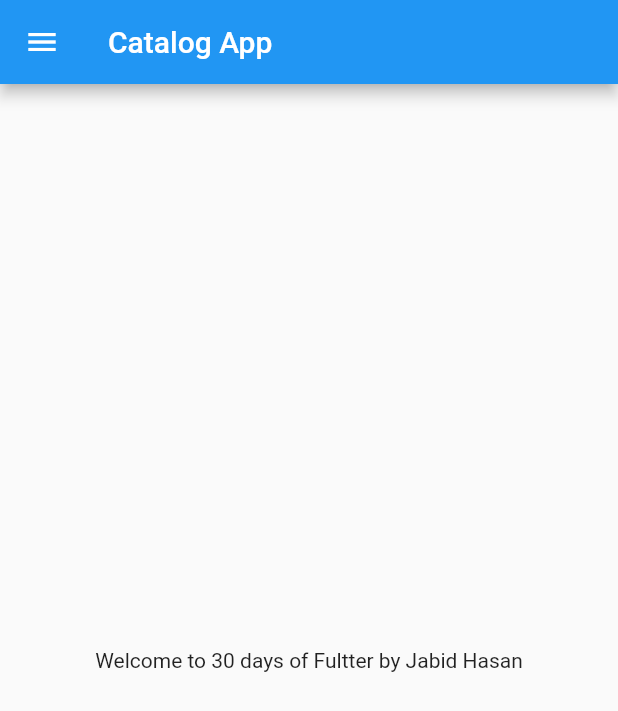
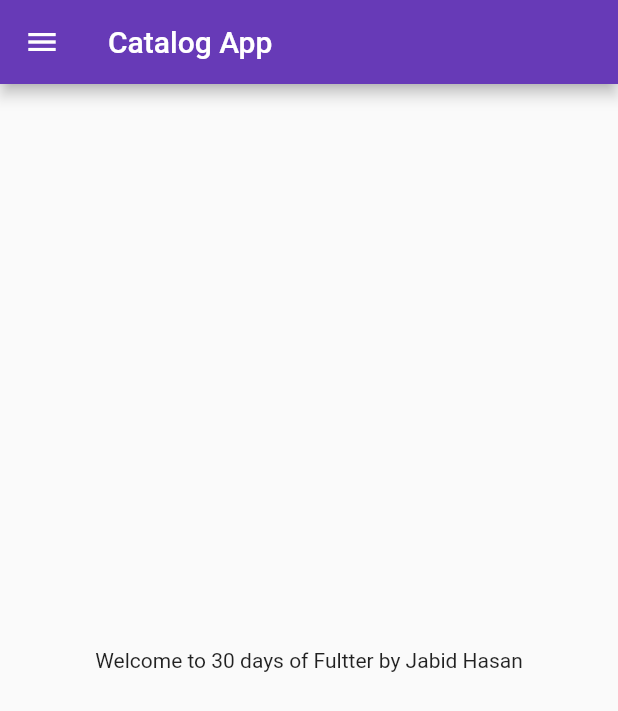
Before and after one commit to Jabidgithub/30_Days_of_Flutter, a Flutter app: the screen it shows after launch, on a phone screen of 412 x 824 dp. Shown: the top 711 px of the screen. Run offline on Flutter 3.47's test engine with Material 2 defaults, Android fonts, the phone set to English and light mode, and no system bars.

Commit message:
Day 3 Completed

```diff
--- a/flutter_catalog/lib/main.dart
+++ b/flutter_catalog/lib/main.dart
@@ -1,18 +1,27 @@
 import 'package:flutter/material.dart';
-import 'package:flutter_catalog/home_page.dart';
+import 'package:flutter_catalog/pages/home_page.dart';
+import 'package:flutter_catalog/pages/login_page.dart';
 
-void main() {
-  runApp(MyApp());
-}
+void main() => runApp(MyApp());
+
 
 class MyApp extends StatelessWidget {
   @override
   Widget build(BuildContext context) {
 
-
-
     return MaterialApp(
-        home: HomePage(),
+        // home: HomePage(),
+        themeMode:ThemeMode.light,
+        theme: ThemeData(
+          primarySwatch: Colors.deepPurple
+        ),
+        darkTheme: ThemeData(brightness: Brightness.dark),
+        initialRoute: "/home",
+        routes: {
+          "/": (context)=>LoginPage(),
+          "/home": (context)=>HomePage(),
+          "/login":(context)=> LoginPage(),
+        },
         debugShowCheckedModeBanner: false);
   }
 }
```
Also changed, not shown: flutter_catalog/lib/pages/home_page.dart (renamed from flutter_catalog/lib/home_page.dart, +7 -0 lines), flutter_catalog/lib/pages/login_page.dart (added, +22 -0 lines).
